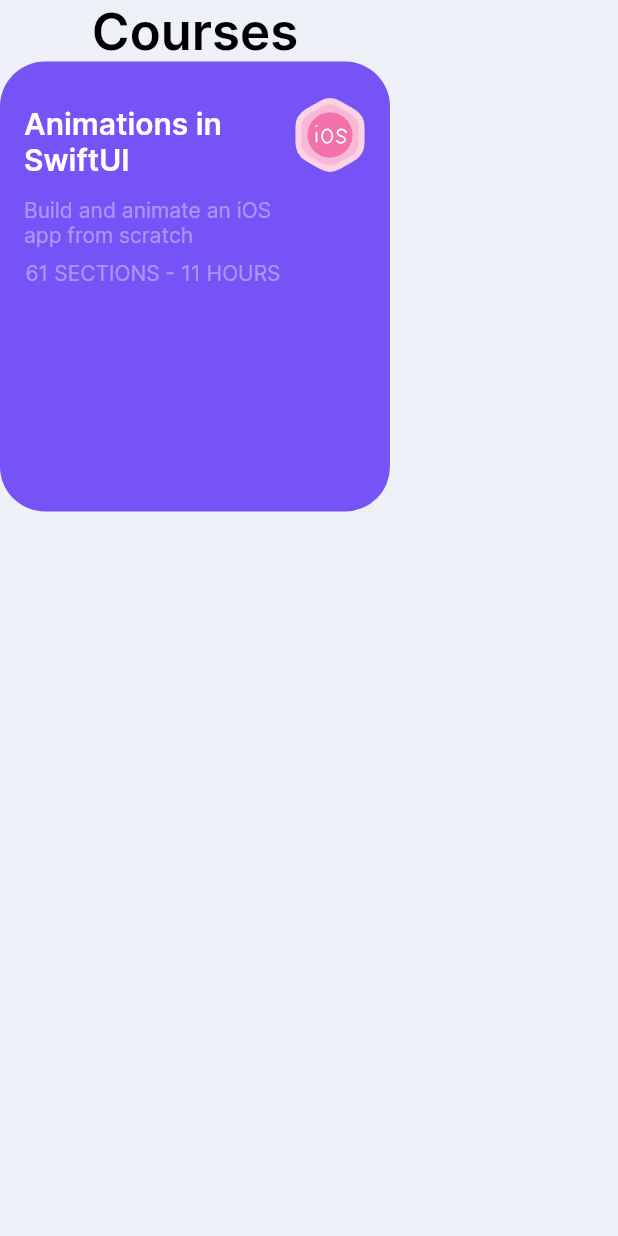
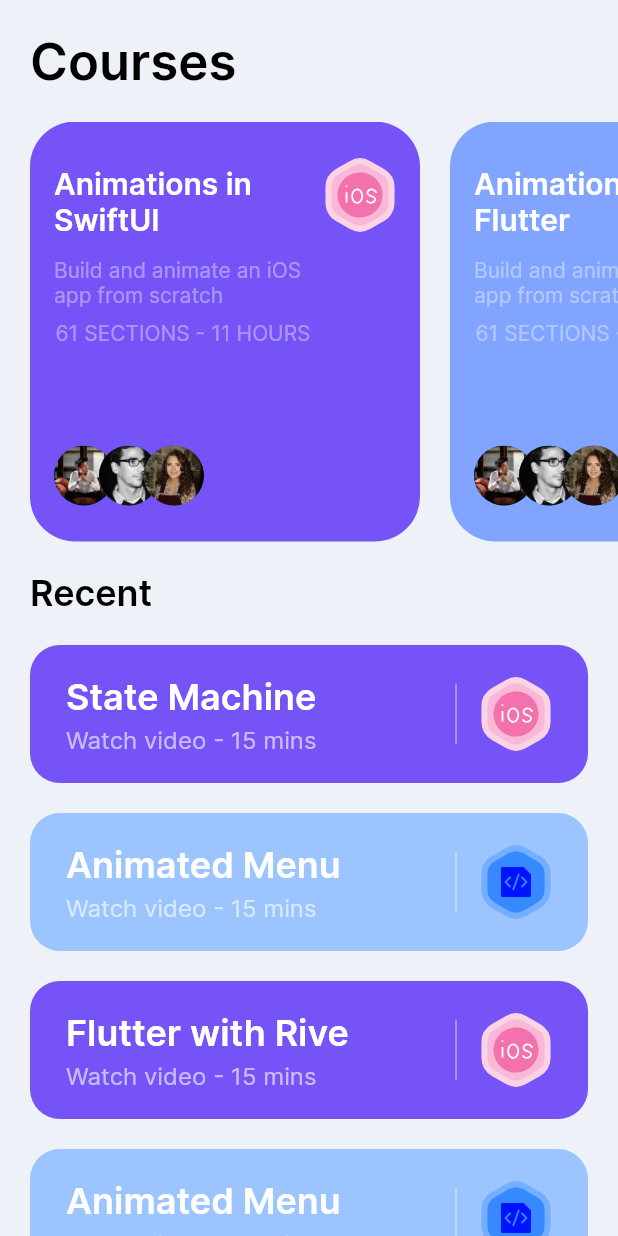
Before and after one commit to Lemoncandy1016/Flutter_BeautiAni_Auth, a Flutter app: the HomePage screen opened directly, on a phone screen of 412 x 824 dp. Run offline on Flutter 3.47's test engine with Material 2 defaults, Android fonts, the phone set to English and light mode, and no system bars; our stand-ins replace flutter_svg, rive.

Commit message:
home ui done

```diff
--- /dev/null
+++ b/lib/model/course.dart
@@ -0,0 +1,39 @@
+import 'package:flutter/material.dart' show Color;
+
+class Course {
+  final String title, description, iconSrc;
+  final Color color;
+
+  Course({
+    required this.title,
+    this.description = 'Build and animate an iOS app from scratch',
+    this.iconSrc = "assets/icons/ios.svg",
+    this.color = const Color(0xFF7553F6),
+  });
+}
+
+final List<Course> courses = [
+  Course(
+    title: "Animations in SwiftUI",
+  ),
+  Course(
+    title: "Animations in Flutter",
+    iconSrc: "assets/icons/code.svg",
+    color: const Color(0xFF80A4FF),
+  ),
+];
+
+final List<Course> recentCourses = [
+  Course(title: "State Machine"),
+  Course(
+    title: "Animated Menu",
+    color: const Color(0xFF9CC5FF),
+    iconSrc: "assets/icons/code.svg",
+  ),
+  Course(title: "Flutter with Rive"),
+  Course(
+    title: "Animated Menu",
+    color: const Color(0xFF9CC5FF),
+    iconSrc: "assets/icons/code.svg",
+  ),
+];
--- /dev/null
+++ b/lib/screens/home/components/course_card.dart
@@ -0,0 +1,77 @@
+import 'package:flutter/material.dart';
+import 'package:flutter_svg/flutter_svg.dart';
+
+class CourseCard extends StatelessWidget {
+  const CourseCard({
+    Key? key,
+    required this.title,
+    this.color = const Color(0xFF7553F6),
+    this.iconSrc = "assets/icons/ios.svg",
+  }) : super(key: key);
+
+  final String title, iconSrc;
+  final Color color;
+
+  @override
+  Widget build(BuildContext context) {
+    return Container(
+      padding: EdgeInsets.symmetric(horizontal: 16, vertical: 24),
+      height: 280,
+      width: 260,
+      decoration: BoxDecoration(
+        color: color,
+        borderRadius: BorderRadius.all(Radius.circular(30)),
+      ),
+      child: Row(
+        crossAxisAlignment: CrossAxisAlignment.start,
+        children: [
+          Expanded(
+            child: Padding(
+              padding: const EdgeInsets.only(top: 6, right: 8),
+              child: Column(
+                children: [
+                  Text(
+                    title,
+                    style: Theme.of(context).textTheme.titleLarge!.copyWith(
+                        color: Colors.white, fontWeight: FontWeight.w600),
+                  ),
+                  Padding(
+                    padding: const EdgeInsets.only(top: 12, bottom: 8),
+                    child: Text(
+                      "Build and animate an iOS app from scratch",
+                      style: TextStyle(
+                        color: Colors.white38,
+                      ),
+                    ),
+                  ),
+                  Text(
+                    "61 SECTIONS - 11 HOURS",
+                    style: TextStyle(
+                      color: Colors.white38,
+                    ),
+                  ),
+                  Spacer(),
+                  Row(
+                    children: List.generate(
+                      3,
+                      (index) => Transform.translate(
+                        offset: Offset((-10 * index).toDouble(), 0),
+                        child: CircleAvatar(
+                          radius: 20,
+                          backgroundImage: AssetImage(
+                            "assets/avaters/Avatar ${index + 1}.jpg",
+                          ),
+                        ),
+                      ),
+                    ),
+                  ),
+                ],
+              ),
+            ),
+          ),
+          SvgPicture.asset(iconSrc),
+        ],
+      ),
+    );
+  }
+}
--- /dev/null
+++ b/lib/screens/home/components/secondary_course_card.dart
@@ -0,0 +1,59 @@
+import 'package:flutter/material.dart';
+import 'package:flutter_svg/svg.dart';
+
+class SecondaryCourseCard extends StatelessWidget {
+  const SecondaryCourseCard({
+    Key? key,
+    required this.title,
+    this.iconsSrc = "assets/icons/ios.svg",
+    this.colorl = const Color(0xFF7553F6),
+  }) : super(key: key);
+
+  final String title, iconsSrc;
+  final Color colorl;
+
+  @override
+  Widget build(BuildContext context) {
+    return Container(
+      padding: const EdgeInsets.symmetric(horizontal: 24, vertical: 20),
+      decoration: BoxDecoration(
+          color: colorl,
+          borderRadius: const BorderRadius.all(Radius.circular(20))),
+      child: Row(
+        children: [
+          Expanded(
+            child: Column(
+              crossAxisAlignment: CrossAxisAlignment.start,
+              children: [
+                Text(
+                  title,
+                  style: Theme.of(context).textTheme.headlineSmall!.copyWith(
+                        color: Colors.white,
+                        fontWeight: FontWeight.w600,
+                      ),
+                ),
+                const SizedBox(height: 4),
+                const Text(
+                  "Watch video - 15 mins",
+                  style: TextStyle(
+                    color: Colors.white60,
+                    fontSize: 16,
+                  ),
+                )
+              ],
+            ),
+          ),
+          const SizedBox(
+            height: 40,
+            child: VerticalDivider(
+              // thickness: 5,
+              color: Colors.white70,
+            ),
+          ),
+          const SizedBox(width: 8),
+          SvgPicture.asset(iconsSrc)
+        ],
+      ),
+    );
+  }
+}
--- a/lib/screens/home/home_screen.dart
+++ b/lib/screens/home/home_screen.dart
@@ -1,5 +1,8 @@
 import 'package:flutter/material.dart';
-import 'package:flutter_svg/svg.dart';
+
+import '../../model/course.dart';
+import 'components/course_card.dart';
+import 'components/secondary_course_card.dart';
 
 class HomePage extends StatelessWidget {
   const HomePage({super.key});
@@ -7,70 +10,60 @@ class HomePage extends StatelessWidget {
   @override
   Widget build(BuildContext context) {
     return Scaffold(
-      body: Column(
+      body: SingleChildScrollView(
+        child: Column(
+          crossAxisAlignment: CrossAxisAlignment.start,
           children: [
-          Text(
+            Padding(
+              padding: const EdgeInsets.all(20),
+              child: Text(
                 "Courses",
                 style: Theme.of(context)
                     .textTheme
                     .headlineMedium!
                     .copyWith(color: Colors.black, fontWeight: FontWeight.bold),
               ),
-          Container(
-            padding: EdgeInsets.symmetric(horizontal: 16, vertical: 24),
-            height: 300,
-            width: 260,
-            decoration: BoxDecoration(
-              color: Color(0xFF7553F6),
-              borderRadius: BorderRadius.all(Radius.circular(30)),
             ),
+            SingleChildScrollView(
+              scrollDirection: Axis.horizontal,
               child: Row(
-              crossAxisAlignment: CrossAxisAlignment.start,
-              children: [
-                Expanded(
-                  child: Padding(
-                    padding: const EdgeInsets.only(top: 6, right: 8),
-                    child: Column(
-                      children: [
-                        Text(
-                          "Animations in SwiftUI",
+                children: courses
+                    .map(
+                      (course) => Padding(
+                        padding: const EdgeInsets.only(left: 20),
+                        child: CourseCard(
+                          title: course.title,
+                          iconSrc: course.iconSrc,
+                          color: course.color,
+                        ),
+                      ),
+                    )
+                    .toList(),
+              ),
+            ),
+            Padding(
+              padding: const EdgeInsets.all(20),
+              child: Text(
+                "Recent",
                 style: Theme.of(context)
                     .textTheme
-                              .titleLarge!
-                              .copyWith(
-                                  color: Colors.white,
-                                  fontWeight: FontWeight.w600),
-                        ),
-                        Padding(
-                          padding: const EdgeInsets.only(top: 12, bottom: 8),
-                          child: Text(
-                            "Build and animate an iOS app from scratch",
-                            style: TextStyle(
-                              color: Colors.white38,
+                    .headlineSmall!
+                    .copyWith(color: Colors.black, fontWeight: FontWeight.bold),
               ),
             ),
+            ...recentCourses
+                .map((course) => Padding(
+                      padding: const EdgeInsets.only(
+                          left: 20, right: 20, bottom: 20),
+                      child: SecondaryCourseCard(
+                        title: course.title,
+                        iconsSrc: course.iconSrc,
+                        colorl: course.color,
                       ),
-                        Text(
-                          "61 SECTIONS - 11 HOURS",
-                          style: TextStyle(
-                            color: Colors.white38,
-                          ),
-                        ),
-                        Spacer(),
-                        // CircleAvatar(
-                        //   backgroundImage: DecorationImage(),
-                        // )
+                    ))
+                .toList(),
           ],
         ),
-                  ),
-                ),
-                SvgPicture.asset(
-                  "assets/icons/ios.svg",
-                ),
-              ],
-            ),
-          )
-        ],
       ),
     );
   }
--- a/lib/screens/onboding/components/sign_in_form.dart
+++ b/lib/screens/onboding/components/sign_in_form.dart
@@ -62,12 +62,12 @@ class _SignInFormState extends State<SignInForm> {
               // Navigate & hide confetti
               Future.delayed(const Duration(seconds: 1), () {
                 // Navigator.pop(context);
-                // Navigator.push(
-                //   context,
-                //   MaterialPageRoute(
-                //     builder: (context) => const EntryPoint(),
-                //   ),
-                // );
+                Navigator.push(
+                  context,
+                  MaterialPageRoute(
+                    builder: (context) => const EntryPoint(),
+                  ),
+                );
               });
             },
           );
```
Lines whose indentation alone changed are shown as unchanged.
